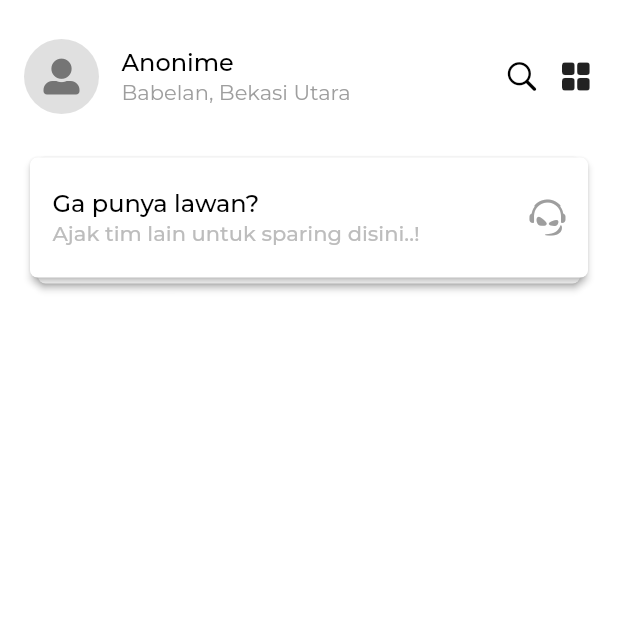
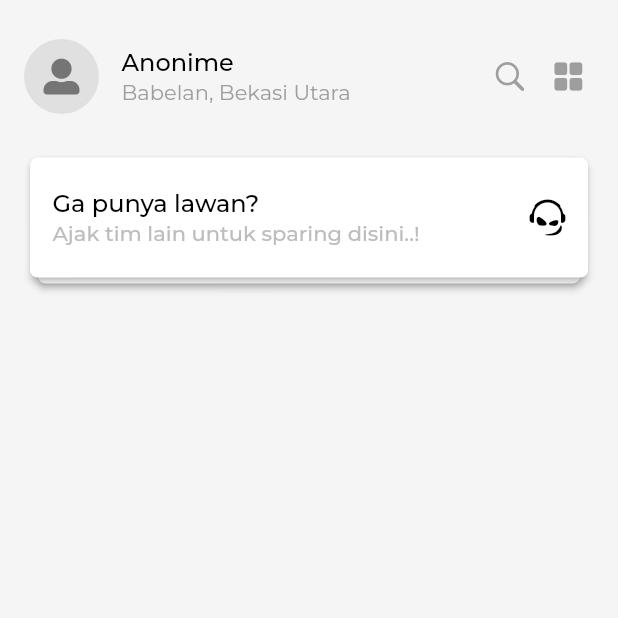
Before and after one commit to riyanurdiansyah/GoFit.ID, a Flutter app: the screen it shows after launch, on a phone screen of 412 x 824 dp, the top half of it. Run offline on Flutter 3.47's test engine with Material 2 defaults, Android fonts, the light colour scheme and no system bars; our stand-ins replace carousel_slider, cloud_firestore, firebase_core, font_awesome_flutter, get, google_fonts and 1 more; accounts and stored records are empty.

```diff
--- /dev/null
+++ b/lib/bindings/menu_bind.dart
@@ -0,0 +1,10 @@
+import 'package:futsal_app/controllers/auth_c.dart';
+import 'package:futsal_app/controllers/menu_c.dart';
+import 'package:get/get.dart';
+
+class MenuBind implements Bindings {
+  @override
+  void dependencies() {
+    Get.put(MenuC());
+  }
+}
--- /dev/null
+++ b/lib/bindings/search_bind.dart
@@ -0,0 +1,10 @@
+import 'package:futsal_app/controllers/auth_c.dart';
+import 'package:futsal_app/controllers/search_c.dart';
+import 'package:get/get.dart';
+
+class SearchBind implements Bindings {
+  @override
+  void dependencies() {
+    Get.put(SearchC());
+  }
+}
--- /dev/null
+++ b/lib/controllers/menu_c.dart
@@ -0,0 +1,3 @@
+import 'package:get/get.dart';
+
+class MenuC extends GetxController {}
--- /dev/null
+++ b/lib/controllers/search_c.dart
@@ -0,0 +1,3 @@
+import 'package:get/get.dart';
+
+class SearchC extends GetxController {}
--- a/lib/models/lapangan_m.dart
+++ b/lib/models/lapangan_m.dart
@@ -11,7 +11,8 @@ class LapanganM {
     this.dp,
     this.idMitra,
     this.price,
-    this.priceWeekend,
+    this.weekend,
+    this.night,
     this.image,
     this.categoryName,
     this.name,
@@ -27,7 +28,8 @@ class LapanganM {
   bool? dp;
   String? idMitra;
   int? price;
-  int? priceWeekend;
+  int? weekend;
+  int? night;
   List<dynamic>? image;
   String? categoryName;
   String? name;
@@ -43,7 +45,8 @@ class LapanganM {
         dp: json["dp"],
         idMitra: json["idMitra"],
         price: json["price"],
-        priceWeekend: json["priceWeekend"],
+        weekend: json["weekend"],
+        night: json["night"],
         image: json["image"],
         categoryName: json["categoryName"],
         name: json["name"],
--- a/lib/routes/routes.dart
+++ b/lib/routes/routes.dart
@@ -1,10 +1,14 @@
 import 'package:futsal_app/bindings/auth_bind.dart';
 import 'package:futsal_app/bindings/dashboard_bind.dart';
 import 'package:futsal_app/bindings/detail_bind.dart';
+import 'package:futsal_app/bindings/menu_bind.dart';
+import 'package:futsal_app/bindings/search_bind.dart';
 import 'package:futsal_app/bindings/splash_bind.dart';
 import 'package:futsal_app/routes/routes_name.dart';
 import 'package:futsal_app/views/dashboard.dart';
 import 'package:futsal_app/views/detail.dart';
+import 'package:futsal_app/views/menu.dart';
+import 'package:futsal_app/views/search.dart';
 import 'package:futsal_app/views/signin.dart';
 import 'package:futsal_app/views/splash.dart';
 import 'package:get/get.dart';
@@ -35,6 +39,19 @@ class AppRoutes {
       name: AppRoutesName.detail,
       page: () => const DetailScreen(),
       binding: DetailBind(),
+    ),
+    GetPage(
+      name: AppRoutesName.menu,
+      page: () => const MenuScreen(),
+      transition: Transition.rightToLeft,
+      binding: MenuBind(),
+    ),
+    GetPage(
+      name: AppRoutesName.search,
+      page: () => const SearchScreen(),
+      transition: Transition.downToUp,
+      transitionDuration: const Duration(milliseconds: 250),
+      binding: SearchBind(),
     )
   ];
 }
--- a/lib/routes/routes_name.dart
+++ b/lib/routes/routes_name.dart
@@ -4,4 +4,6 @@ abstract class AppRoutesName {
   static const signout = "/signout";
   static const dashboard = "/dashboard";
   static const detail = "/detail";
+  static const menu = "/menu";
+  static const search = "/search";
 }
--- a/lib/views/dashboard.dart
+++ b/lib/views/dashboard.dart
@@ -16,7 +16,7 @@ class DashboardScreen extends StatelessWidget {
     final _dashboardC = Get.find<DashboardC>();
     return SafeArea(
       child: Scaffold(
-        backgroundColor: Colors.white,
+        backgroundColor: Colors.grey.shade100,
         body: Padding(
           padding: const EdgeInsets.all(16),
           child: Column(
@@ -58,24 +58,25 @@ class DashboardScreen extends StatelessWidget {
                   ),
                   const Spacer(),
                   GestureDetector(
-                    onTap: () {
-                      print("object");
-                    },
-                    child: const Icon(
+                    onTap: () => Get.toNamed(AppRoutesName.search),
+                    child: Icon(
                       CupertinoIcons.search,
-                      color: Colors.black,
+                      color: Colors.grey.shade500,
                     ),
                   ),
                   const SizedBox(
-                    width: 12,
+                    width: 15,
                   ),
                   GestureDetector(
-                    onTap: () {},
-                    child: const Icon(
+                    onTap: () => Get.toNamed(AppRoutesName.menu),
+                    child: Icon(
                       CupertinoIcons.square_grid_2x2_fill,
-                      color: Colors.black87,
+                      color: Colors.grey.shade500,
                     ),
-                  )
+                  ),
+                  const SizedBox(
+                    width: 5,
+                  ),
                 ],
               ),
               const SizedBox(
@@ -138,7 +139,7 @@ class DashboardScreen extends StatelessWidget {
                             ),
                             const Icon(
                               FontAwesomeIcons.teamspeak,
-                              color: Colors.grey,
+                              color: Colors.black,
                             ),
                           ],
                         ),
@@ -209,7 +210,7 @@ class DashboardScreen extends StatelessWidget {
                                           );
                                         },
                                         child: SizedBox(
-                                          width: Get.size.width / 2.2,
+                                          width: Get.size.width / 1.6,
                                           child: Column(
                                             crossAxisAlignment:
                                                 CrossAxisAlignment.start,
@@ -217,7 +218,7 @@ class DashboardScreen extends StatelessWidget {
                                               Expanded(
                                                 flex: 5,
                                                 child: SizedBox(
-                                                  width: Get.size.width / 2.2,
+                                                  width: Get.size.width / 1.6,
                                                   child: Hero(
                                                     tag: _data.image![0],
                                                     child: Image.network(
@@ -245,7 +246,7 @@ class DashboardScreen extends StatelessWidget {
                                                           AppText
                                                               .labelMontsW500(
                                                             _data.name!,
-                                                            14,
+                                                            16,
                                                             Colors.black,
                                                           ),
                                                           AppText.labelMonts(
@@ -266,7 +267,7 @@ class DashboardScreen extends StatelessWidget {
                                                       const SizedBox(
                                                         width: 4,
                                                       ),
-                                                      AppText.labelMonts(
+                                                      AppText.labelMontsW500(
                                                         "${_data.rating!}",
                                                         12,
                                                         Colors.grey.shade600,
```
Also changed, not shown: lib/utils/app_const.dart (added, +7 -0 lines), lib/views/detail.dart (+60 -11 lines), lib/views/menu.dart (added, +14 -0 lines), lib/views/search.dart (added, +12 -0 lines).
